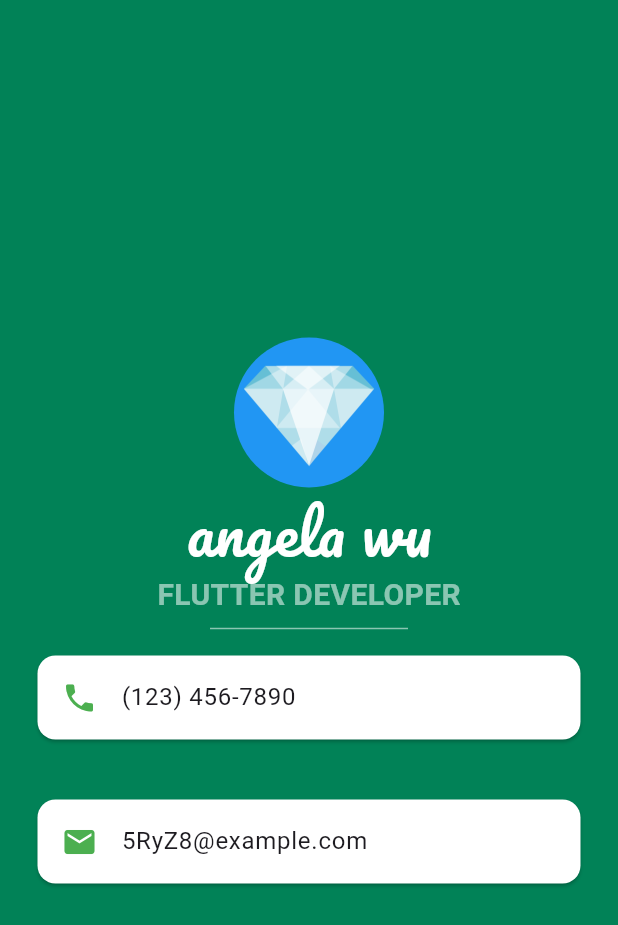
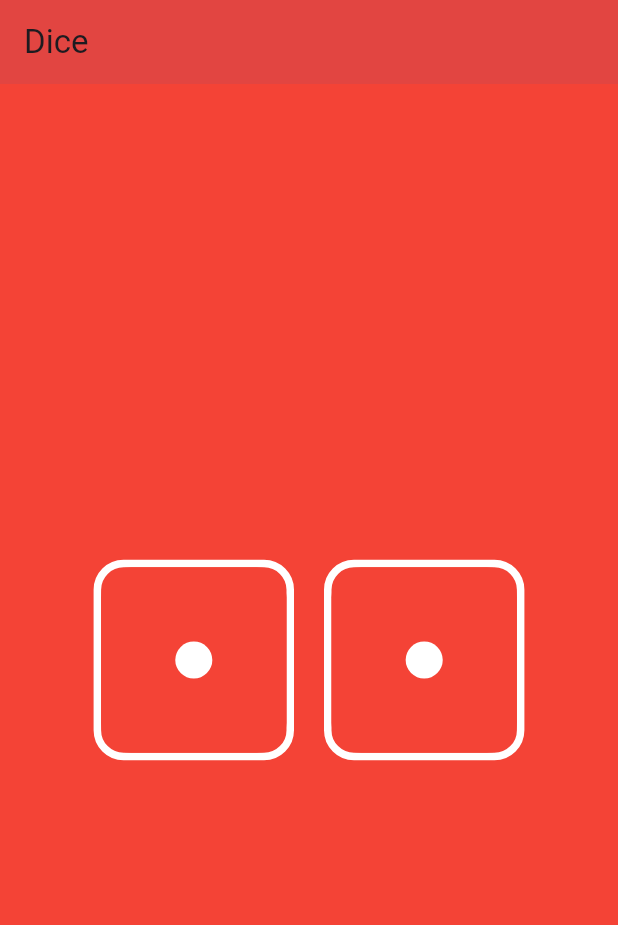
Before and after one commit to ThomasHandlag/flutter_lab, a Flutter app: the screen it shows after launch, on a phone screen of 412 x 824 dp. Shown: the top 925 px of the screen. Run offline on Flutter 3.47's test engine with Material 3 defaults, Android fonts, the phone set to English and light mode, and no system bars.

Commit message:
add week 3 widget

```diff
--- /dev/null
+++ b/lib/includes/week_ba.dart
@@ -0,0 +1,146 @@
+import 'dart:math';
+
+import 'package:flutter/material.dart';
+
+class WeekBa extends StatefulWidget {
+  const WeekBa({super.key});
+  @override
+  State<StatefulWidget> createState() => WeekBaState();
+}
+
+class WeekBaState extends State<WeekBa> {
+  int _dice1 = 1;
+  int _dice0 = 1;
+
+  void _onTap(int id) {
+    Random random = Random();
+    setState(() {
+      id == 1 ? _dice1 = random.nextInt(6) + 1 : _dice0 = random.nextInt(6) + 1;
+    });
+  }
+
+  @override
+  Widget build(BuildContext context) => Container(
+      color: Colors.red,
+      child: Row(
+        mainAxisAlignment: MainAxisAlignment.center,
+        children: [
+          Dice(
+            id: 0,
+            onTap: (ind) {
+              _onTap(ind);
+            },
+            dice: _dice0,
+          ),
+          const SizedBox(width: 20),
+          Dice(
+            id: 1,
+            onTap: (ind) {
+              _onTap(ind);
+            },
+            dice: _dice1,
+          )
+        ],
+      ));
+}
+
+class Dice extends StatelessWidget {
+  const Dice({super.key, this.dice = 1, required this.onTap, required this.id});
+
+  final int? dice;
+  final Function(int id) onTap;
+  final int id;
+
+  @override
+  Widget build(BuildContext context) => Container(
+      decoration: BoxDecoration(
+        borderRadius: BorderRadius.circular(20),
+        border: Border.all(color: Colors.white, width: 5),
+      ),
+      child: Material(
+          color: Colors.red,
+          borderRadius: BorderRadius.circular(20),
+          child: InkWell(
+              borderRadius: BorderRadius.circular(20),
+              focusColor: Colors.red.shade100,
+              onTap: () {
+                onTap(id);
+              },
+              child: CustomPaint(
+                painter: DicePainter(dice!),
+                child: SizedBox(
+                  width: MediaQuery.of(context).size.width * 0.3,
+                  height: MediaQuery.of(context).size.width * 0.3,
+                ),
+              ))));
+}
+
+class DicePainter extends CustomPainter {
+  DicePainter(this.dice);
+  final int dice;
+
+  @override
+  void paint(Canvas canvas, Size size) {
+    double centerX = size.width / 2;
+    double centerY = size.height / 2;
+    double offset = size.width / 4;
+
+    List<Offset> dotPositions = [];
+
+    switch (dice) {
+      case 1:
+        dotPositions = [Offset(centerX, centerY)];
+        break;
+      case 2:
+        dotPositions = [
+          Offset(centerX - offset, centerY - offset),
+          Offset(centerX + offset, centerY + offset),
+        ];
+        break;
+      case 3:
+        dotPositions = [
+          Offset(centerX, centerY),
+          Offset(centerX - offset, centerY - offset),
+          Offset(centerX + offset, centerY + offset),
+        ];
+        break;
+      case 4:
+        dotPositions = [
+          Offset(centerX - offset, centerY - offset),
+          Offset(centerX + offset, centerY + offset),
+          Offset(centerX - offset, centerY + offset),
+          Offset(centerX + offset, centerY - offset),
+        ];
+        break;
+      case 5:
+        dotPositions = [
+          Offset(centerX, centerY),
+          Offset(centerX - offset, centerY - offset),
+          Offset(centerX + offset, centerY + offset),
+          Offset(centerX - offset, centerY + offset),
+          Offset(centerX + offset, centerY - offset),
+        ];
+        break;
+      case 6:
+        dotPositions = [
+          Offset(centerX - offset, centerY - offset),
+          Offset(centerX + offset, centerY + offset),
+          Offset(centerX - offset, centerY + offset),
+          Offset(centerX + offset, centerY - offset),
+          Offset(centerX - offset, centerY),
+          Offset(centerX + offset, centerY),
+        ];
+        break;
+    }
+
+    // Draw the dots
+    Paint dotPaint = Paint()..color = Colors.white;
+
+    for (var position in dotPositions) {
+      canvas.drawCircle(position, size.width / 10, dotPaint); // Dot size
+    }
+  } // paint
+
+  @override
+  bool shouldRepaint(covariant CustomPainter oldDelegate) => true;
+}
--- a/lib/main.dart
+++ b/lib/main.dart
@@ -1,3 +1,4 @@
+import 'package:application/includes/week_ba.dart';
 import 'package:flutter/material.dart';
 
 void main() {
@@ -40,61 +41,14 @@ class _MyHomePageState extends State<MyHomePage> {
     // fast, so that you can just rebuild anything that needs updating rather
     // than having to individually change instances of widgets.
     return Scaffold(
-        backgroundColor: const Color.fromARGB(255, 1, 130, 87),
-        body: Center(
-          child: Column(mainAxisAlignment: MainAxisAlignment.center, children: [
-            Container(
-              height: 100,
-              decoration: BoxDecoration(
-                  image: DecorationImage(
-                      image: Image.asset("images/diamond.png").image),
-                  color: Colors.blue,
-                  shape: BoxShape.circle),
-            ),
-            const Text("angela wu",
-                style: TextStyle(
-                    fontSize: 40, fontFamily: "Pacifico", color: Colors.white)),
-            const Text("FLUTTER DEVELOPER",
-                style: TextStyle(
-                    fontSize: 20,
-                    color: Colors.white54,
-                    fontWeight: FontWeight.bold)),
-            const Divider(
-              indent: 140,
-              endIndent: 140,
-              color: Colors.white54,
-            ),
-            Card(
-              margin: const EdgeInsets.symmetric(
-                vertical: 10,
-                horizontal: 25,
-              ),
-              color: Colors.white,
-              child: ListTile(
-                leading: Icon(
-                  Icons.phone,
-                  color: Colors.green[500],
-                ),
-                title: const Text('(123) 456-7890'),
-              ),
-            ),
-            const SizedBox(
-              height: 20,
-            ),
-            Card(
-                margin: const EdgeInsets.symmetric(
-                  vertical: 10,
-                  horizontal: 25,
-                ),
-                color: Colors.white,
-                child: ListTile(
-                  leading: Icon(
-                    Icons.email,
-                    color: Colors.green[500],
-                  ),
-                  title: const Text('5RyZ8@example.com'),
-                ))
-          ]),
+        backgroundColor: Colors.red,
+        appBar: AppBar(
+          title: const Text("Dice"),
+          backgroundColor: Colors.red,
+          elevation: 10,
+        ),
+        body: const Center(
+          child: WeekBa(),
         ));
   }
 }
```
Also changed, not shown: lib/includes/week_hai.dart (added, +62 -0 lines), pubspec.lock.
